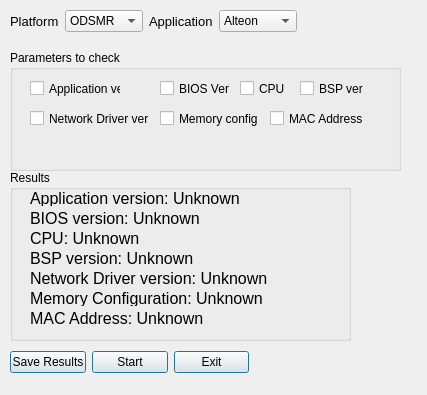
The window that QT_UI/AutoResults_Gui.ui (alexeynayshuler/AutoResults) describes before a commit, drawn with Qt 5.
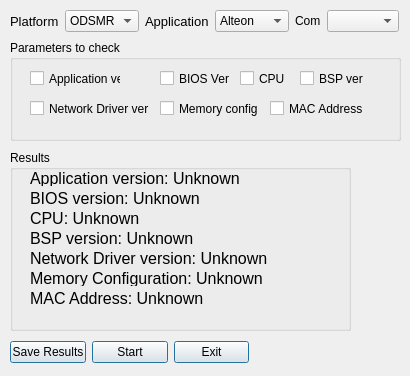
The same window after the commit.

Diff of the .ui file:
```diff
--- a/QT_UI/AutoResults_Gui.ui
+++ b/QT_UI/AutoResults_Gui.ui
@@ -6,8 +6,8 @@
    <rect>
     <x>0</x>
     <y>0</y>
-    <width>427</width>
-    <height>395</height>
+    <width>410</width>
+    <height>376</height>
    </rect>
   </property>
   <property name="windowTitle">
@@ -17,9 +17,9 @@
    <property name="geometry">
     <rect>
      <x>10</x>
-     <y>50</y>
+     <y>40</y>
      <width>391</width>
-     <height>121</height>
+     <height>101</height>
     </rect>
    </property>
    <layout class="QVBoxLayout" name="verticalLayout_4">
@@ -127,9 +127,9 @@
    <property name="geometry">
     <rect>
      <x>10</x>
-     <y>170</y>
+     <y>150</y>
      <width>341</width>
-     <height>171</height>
+     <height>181</height>
     </rect>
    </property>
    <layout class="QVBoxLayout" name="verticalLayout_5">
@@ -273,7 +273,7 @@
     <rect>
      <x>10</x>
      <y>10</y>
-     <width>287</width>
+     <width>389</width>
      <height>22</height>
     </rect>
    </property>
@@ -355,13 +355,23 @@
       </item>
      </widget>
     </item>
+    <item>
+     <widget class="QLabel" name="label_com">
+      <property name="text">
+       <string>Com</string>
+      </property>
+     </widget>
+    </item>
+    <item>
+     <widget class="QComboBox" name="cb_com"/>
+    </item>
    </layout>
   </widget>
   <widget class="QWidget" name="gridLayoutWidget">
    <property name="geometry">
     <rect>
      <x>10</x>
-     <y>350</y>
+     <y>340</y>
      <width>239</width>
      <height>25</height>
     </rect>
```
Left out of the diff: 42 changed lines with no effect on the pictures.
